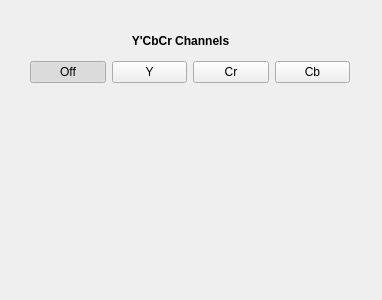
Before: the Qt Designer form vsedit/src/preview_filters/preview_filters_dialog.ui in AkarinVS/vapoursynth-editor-2, drawn with Qt 5.
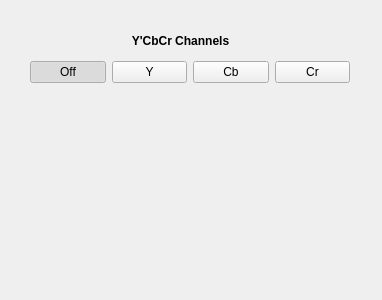
After: the same form once the commit is applied.

Commit message: - Fixed preview filters dialog Cr Cb button swap - Fixed preview filter script wrong appending

Diff of the .ui file:
```diff
--- a/vsedit/src/preview_filters/preview_filters_dialog.ui
+++ b/vsedit/src/preview_filters/preview_filters_dialog.ui
@@ -78,9 +78,9 @@
      </widget>
     </item>
     <item>
-     <widget class="QPushButton" name="CrChannelButton">
+     <widget class="QPushButton" name="CbChannelButton">
       <property name="text">
-       <string>Cr</string>
+       <string>Cb</string>
       </property>
       <property name="checkable">
        <bool>true</bool>
@@ -91,9 +91,9 @@
      </widget>
     </item>
     <item>
-     <widget class="QPushButton" name="CbChannelButton">
+     <widget class="QPushButton" name="CrChannelButton">
       <property name="text">
-       <string>Cb</string>
+       <string>Cr</string>
       </property>
       <property name="checkable">
        <bool>true</bool>
```
The commit also changes 2 other files.
